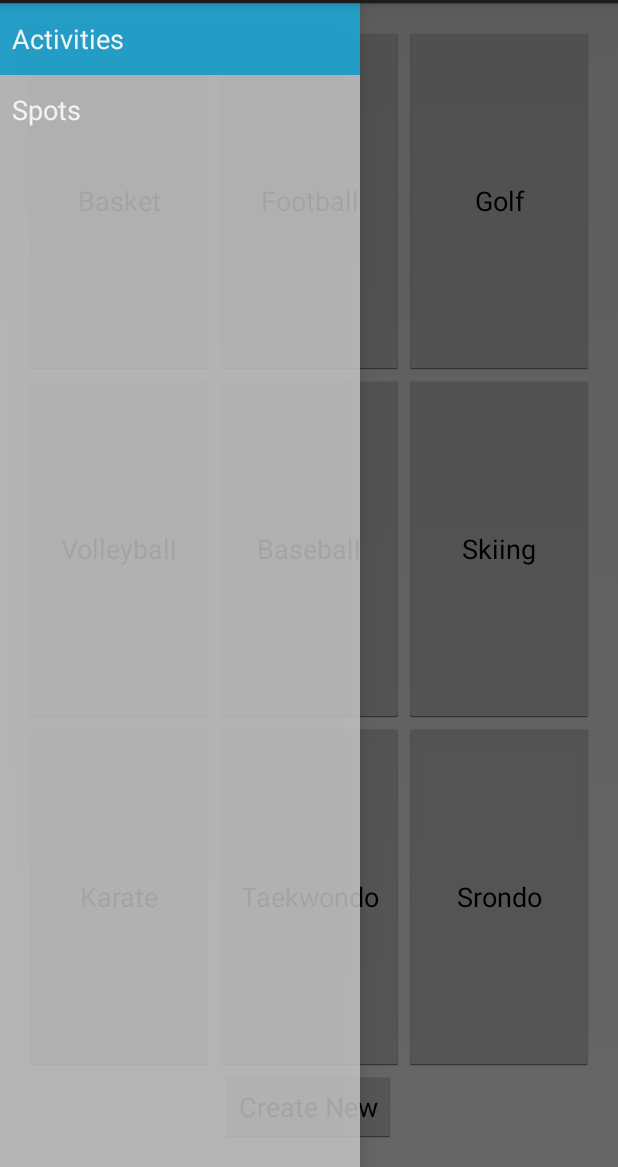
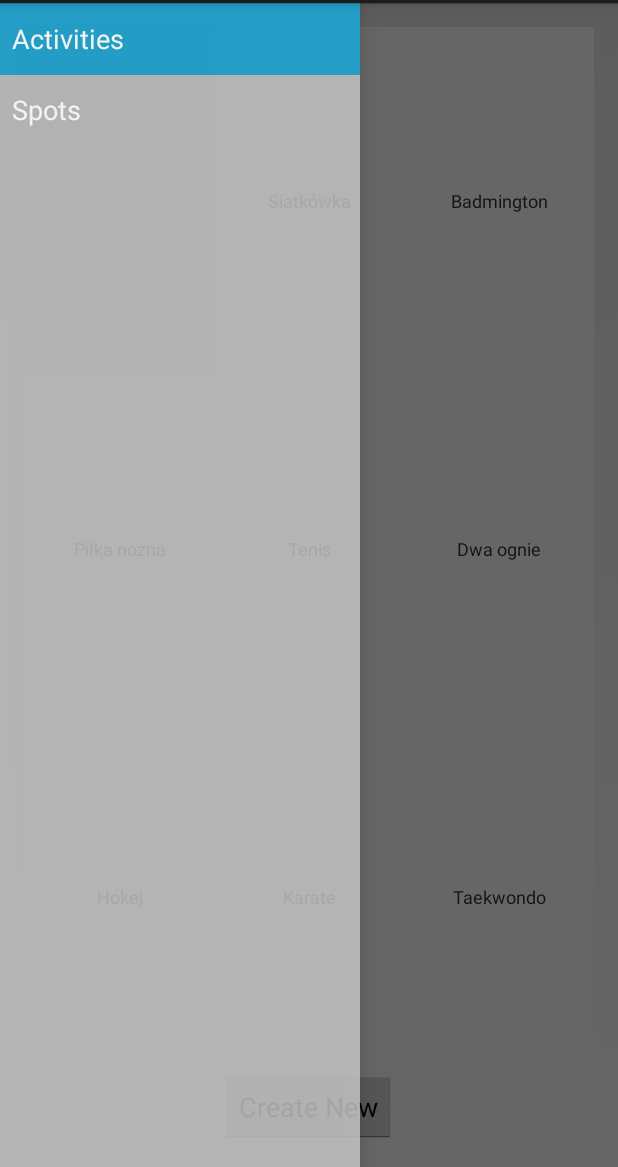
Before and after one commit to siemionides/inspotle, an Android app: the screen it shows after launch (MainActivity), on a phone screen of 412 x 824 dp, the part 69-1236 px from its top. Run offline under Robolectric (Android 15) with nearby library versions, the phone set to English and light mode, and no system bars; libraries missing offline, so code that uses them is left out: com.facebook, com.facebook.model; 4 statements that could not run were skipped.

Commit message:
added grid view with elements of proper size

```diff
--- a/app/src/main/java/com/siemionczyk/inspotle/fragments/ActivitiesFragment.java
+++ b/app/src/main/java/com/siemionczyk/inspotle/fragments/ActivitiesFragment.java
@@ -1,11 +1,18 @@
 package com.siemionczyk.inspotle.fragments;
 
+import android.content.Context;
 import android.os.Bundle;
 import android.support.annotation.Nullable;
 import android.support.v4.app.Fragment;
 import android.view.LayoutInflater;
 import android.view.View;
 import android.view.ViewGroup;
+import android.widget.AdapterView;
+import android.widget.BaseAdapter;
+import android.widget.GridView;
+import android.widget.LinearLayout;
+import android.widget.TextView;
+import android.widget.Toast;
 
 import com.siemionczyk.inspotle.R;
 
@@ -14,10 +21,89 @@ import com.siemionczyk.inspotle.R;
  */
 public class ActivitiesFragment extends Fragment {
 
+    static final String[] numbers = new String[]{
+            "Koszykówka", "Siatkówka", "Badmington",
+            "Piłka nożna", "Tenis", "Dwa ognie",
+            "Hokej", "Karate", "Taekwondo",
+            "Hokej", "Karate", "Taekwondo"
+    };
+
     @Override
     public View onCreateView(LayoutInflater inflater, @Nullable ViewGroup container, @Nullable Bundle savedInstanceState) {
         View rootView = inflater.inflate(R.layout.fragment_activities, container, false);
 
+
+        initializeGrid(rootView);
+
         return rootView;
     }
+
+    private void initializeGrid(View rootView) {
+        GridView gridView = (GridView) rootView.findViewById(R.id.gridView1);
+        gridView.setAdapter(new MyGridAdapter(getActivity(), numbers));
+        gridView.setOnItemClickListener(new AdapterView.OnItemClickListener() {
+            public void onItemClick(AdapterView<?> parent, View v,
+                                    int position, long id) {
+
+                Toast.makeText(getActivity(),
+                        numbers[position], Toast.LENGTH_SHORT).show();
+            }
+        });
+
+    }
+
+    public class MyGridAdapter extends BaseAdapter {
+
+        private Context context;
+        private String[] mobileValues;
+
+        public MyGridAdapter(Context context, String[] arrayEmpty) {
+            this.context = context;
+            this.mobileValues = arrayEmpty;
+        }
+
+        public View getView(int position, View convertView, ViewGroup parent) {
+
+            LayoutInflater inflater = (LayoutInflater) context
+                    .getSystemService(Context.LAYOUT_INFLATER_SERVICE);
+
+            LinearLayout cellItem;
+
+            if (convertView == null) {
+
+                // get layout from text_item.xml
+                cellItem = (LinearLayout) inflater.inflate(R.layout.text_item, null);
+
+                int parentHeight = parent.getHeight();
+                cellItem.setLayoutParams(new GridView.LayoutParams(GridView.LayoutParams.MATCH_PARENT, parentHeight / 3));
+
+                // set value into textview
+                TextView textView = (TextView) cellItem
+                        .findViewById(R.id.grid_item_label);
+                textView.setText(mobileValues[position]);
+
+            } else {
+                cellItem = (LinearLayout) convertView;
+            }
+
+            return cellItem;
+        }
+
+        @Override
+        public int getCount() {
+            return mobileValues.length;
+        }
+
+        @Override
+        public Object getItem(int position) {
+            return null;
+        }
+
+        @Override
+        public long getItemId(int position) {
+            return 0;
+        }
+    }
+
+
 }
--- a/app/src/main/res/layout/fragment_activities.xml
+++ b/app/src/main/res/layout/fragment_activities.xml
@@ -9,91 +9,17 @@
     android:paddingTop="@dimen/activity_vertical_margin"
     tools:context=".MainActivity$PlaceholderFragment">
 
-    <LinearLayout
-        android:layout_width="match_parent"
-        android:layout_height="0dp"
-        android:layout_weight="1"
-        android:orientation="vertical">
 
-        <LinearLayout
+
+        <GridView
             android:layout_width="match_parent"
             android:layout_height="0dp"
             android:layout_weight="1"
-            android:orientation="horizontal">
 
-            <Button
-                android:layout_width="0dp"
-                android:layout_height="match_parent"
-                android:layout_weight="1"
-                android:text="Basket" />
+            android:numColumns="3"
+            android:id="@+id/gridView1"
 
-            <Button
-                android:layout_width="0dp"
-                android:layout_height="match_parent"
-                android:layout_weight="1"
-                android:text="Football" />
-
-            <Button
-                android:layout_width="0dp"
-                android:layout_height="match_parent"
-                android:layout_weight="1"
-                android:text="Golf" />
-        </LinearLayout>
-
-
-        <LinearLayout
-            android:layout_width="match_parent"
-            android:layout_height="0dp"
-            android:layout_weight="1"
-            android:orientation="horizontal">
-
-            <Button
-                android:layout_width="0dp"
-                android:layout_height="match_parent"
-                android:layout_weight="1"
-                android:text="Volleyball" />
-
-            <Button
-                android:layout_width="0dp"
-                android:layout_height="match_parent"
-                android:layout_weight="1"
-                android:text="Baseball" />
-
-            <Button
-                android:layout_width="0dp"
-                android:layout_height="match_parent"
-                android:layout_weight="1"
-                android:text="Skiing" />
-
-
-        </LinearLayout>
-
-        <LinearLayout
-            android:layout_width="match_parent"
-            android:layout_height="0dp"
-            android:layout_weight="1"
-            android:orientation="horizontal">
-
-            <Button
-                android:layout_width="0dp"
-                android:layout_height="match_parent"
-                android:layout_weight="1"
-                android:text="Karate" />
-
-            <Button
-                android:layout_width="0dp"
-                android:layout_height="match_parent"
-                android:layout_weight="1"
-                android:text="Taekwondo" />
-
-            <Button
-                android:layout_width="0dp"
-                android:layout_height="match_parent"
-                android:layout_weight="1"
-                android:text="Srondo" />
-
-
-        </LinearLayout>
+            />
 
 
         <Button
@@ -103,5 +29,4 @@
             android:text="Create New" />
 
 
-    </LinearLayout>
 </LinearLayout>
--- /dev/null
+++ b/app/src/main/res/layout/text_item.xml
@@ -0,0 +1,21 @@
+<?xml version="1.0" encoding="UTF-8"?>
+<LinearLayout xmlns:android="http://schemas.android.com/apk/res/android"
+    xmlns:tools="http://schemas.android.com/tools"
+    android:layout_width="match_parent"
+    android:layout_height="wrap_content"
+    android:gravity="center"
+    android:background="#FFFFFF"
+    android:orientation="vertical" >
+
+    <TextView
+        android:id="@+id/grid_item_label"
+        android:layout_width="match_parent"
+        android:layout_height="wrap_content"
+        android:gravity="center"
+        tools:ignore="InefficientWeight"
+
+        android:padding="0dp"
+        android:textSize="12sp" >
+    </TextView>
+
+</LinearLayout>
```
